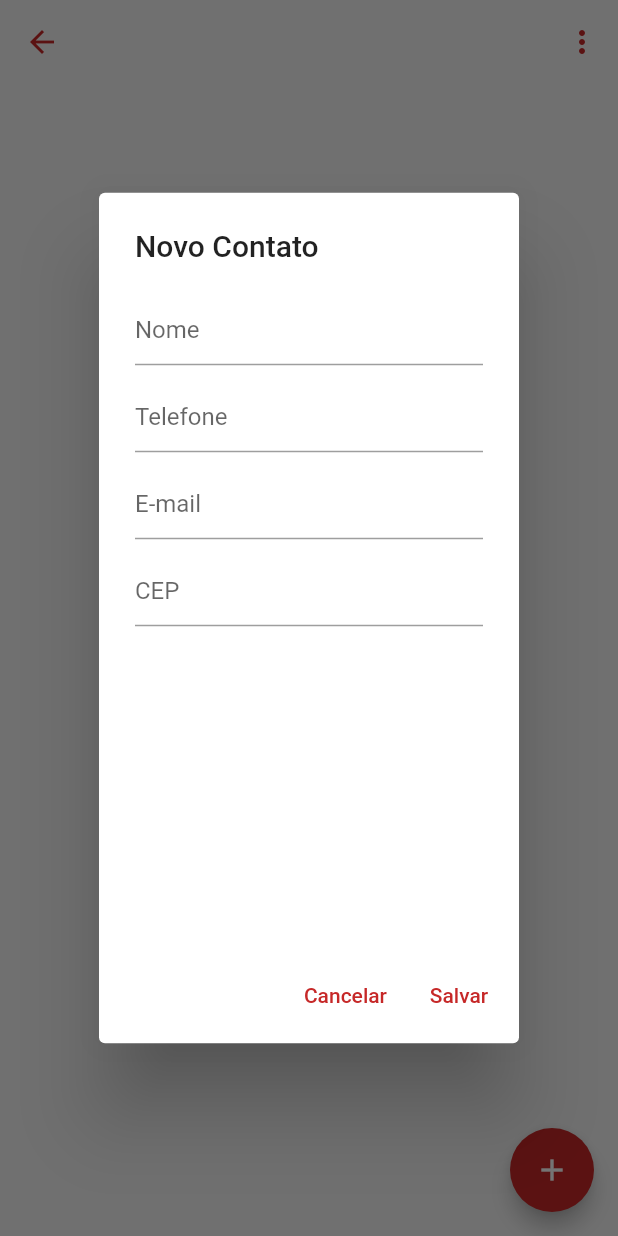
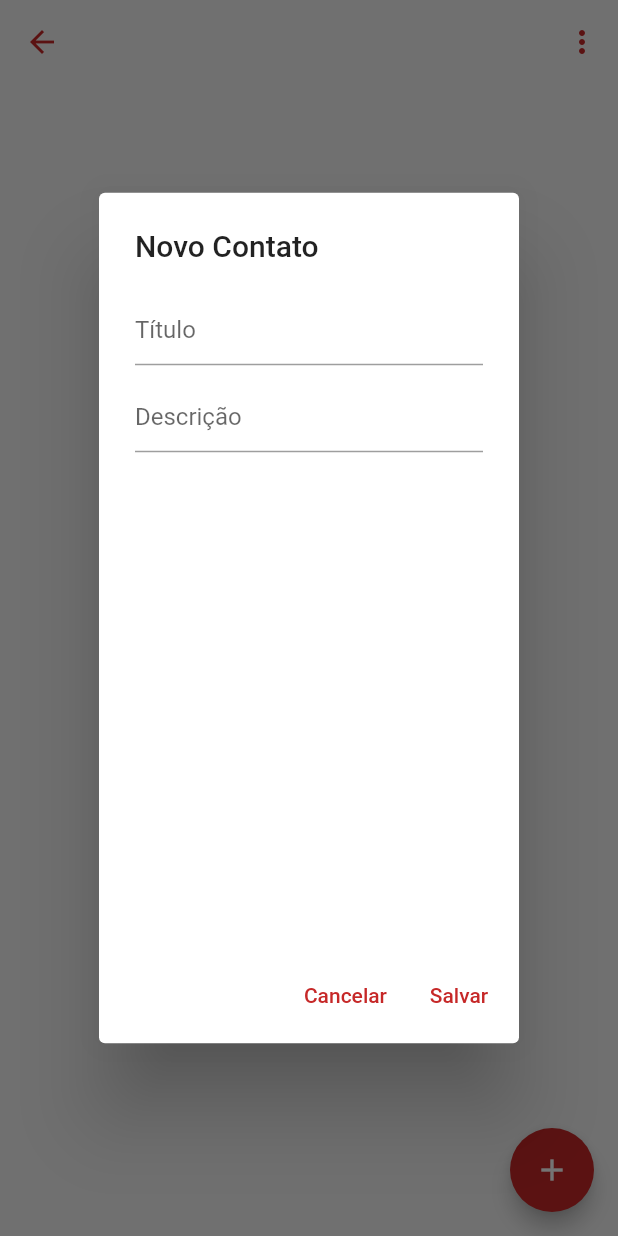
Before and after one commit to analaurafernandes/lumini, a Flutter app: the Home screen opened by its route, after a tap on the "add" icon, on a phone screen of 412 x 824 dp. Run offline on Flutter 3.47's test engine with Material 2 defaults, Android fonts, the phone set to English and light mode, and no system bars; our stand-ins replace cloud_firestore, firebase_auth, firebase_core, flutter_datetime_picker, googleapis_auth, image_picker; missing offline and left inert: googleapis; accounts and stored records are empty.

Commit message:
Continuação da tela de ideias

```diff
--- a/lib/home.dart
+++ b/lib/home.dart
@@ -6,7 +6,7 @@ import 'login.dart';
 import 'cadastro.dart';
 import 'package:http/http.dart' as http;
 import 'package:intl/intl.dart';
-//import 'detalhamento_contato.dart';
+import 'detalhamento.dart';
 
 class Home extends StatefulWidget {
   @override
@@ -83,7 +83,7 @@ class _Home extends State<Home> {
           }
           if (snapshot.data.docs.length == 0){
             return Center(
-                child: Text('A agenda não possui contatos ainda.')
+                child: Text('Você ainda não postou as suas ideias!')
             );
           }
           return ListView.builder(
@@ -115,11 +115,11 @@ class _Home extends State<Home> {
                       //spacing: 2,
                         children: <Widget>[
                           IconButton(
-                            icon: Icon(Icons.account_circle),
-                            onPressed: () => null/*Navigator.push(
+                            icon: Icon(Icons.navigate_next),
+                            onPressed: () => Navigator.push(
                               context,
-                              MaterialPageRoute(builder: (context) => Detalhamento(id: item['nome'])),
-                            ),*/
+                              MaterialPageRoute(builder: (context) => Detalhamento(id: item['id'])),
+                            ),
                           ),
                           /*IconButton(
                             icon: Icon(Icons.edit_outlined),
--- a/lib/utilitarios.dart
+++ b/lib/utilitarios.dart
@@ -3,6 +3,7 @@ import 'package:cloud_firestore/cloud_firestore.dart';
 import 'package:firebase_auth/firebase_auth.dart';
 import 'package:http/http.dart' as http;
 import 'dart:convert';
+import 'dart:math';
 import 'package:flutter_datetime_picker/flutter_datetime_picker.dart';
 import 'package:intl/intl.dart';
 import "package:googleapis_auth/auth_io.dart";
@@ -39,10 +40,8 @@ botaoGenerico(texto, BuildContext context, rota){
 
 modalCreate(BuildContext context, String op, QueryDocumentSnapshot<Object> doc){
   var form = GlobalKey<FormState>();
-  var nome = TextEditingController();
-  var email = TextEditingController();
-  var telefone = TextEditingController();
-  var cep = TextEditingController();
+  var descricao = TextEditingController();
+  var titulo = TextEditingController();
 
   return showDialog(
       context: context,
@@ -56,9 +55,9 @@ modalCreate(BuildContext context, String op, QueryDocumentSnapshot<Object> doc){
               child: Column(
                 children: <Widget>[
                   TextFormField(
-                    controller: nome,
+                    controller: titulo,
                     decoration: InputDecoration(
-                      hintText: 'Nome',
+                      hintText: 'Título',
                       border: UnderlineInputBorder(
                           borderSide: BorderSide(
                               color: Colors.red[800]
@@ -74,45 +73,9 @@ modalCreate(BuildContext context, String op, QueryDocumentSnapshot<Object> doc){
                   ),
                   SizedBox(height: 10),
                   TextFormField(
-                    controller: telefone,
+                    controller: descricao,
                     decoration: InputDecoration(
-                      hintText: 'Telefone',
-                      border: UnderlineInputBorder(
-                          borderSide: BorderSide(
-                              color: Colors.red[800]
-                          )
-                      ),
-                    ),
-                    validator: (value){
-                      if(value.isEmpty){
-                        return 'Campo de preenchimento obrigatório';
-                      }
-                      return null;
-                    },
-                  ),
-                  SizedBox(height: 10),
-                  TextFormField(
-                    controller: email,
-                    decoration: InputDecoration(
-                      hintText: 'E-mail',
-                      border: UnderlineInputBorder(
-                          borderSide: BorderSide(
-                              color: Colors.red[800]
-                          )
-                      ),
-                    ),
-                    validator: (value){
-                      if(value.isEmpty){
-                        return 'Campo de preenchimento obrigatório';
-                      }
-                      return null;
-                    },
-                  ),
-                  SizedBox(height: 10),
-                  TextFormField(
-                    controller: cep,
-                    decoration: InputDecoration(
-                      hintText: 'CEP',
+                      hintText: 'Descrição',
                       border: UnderlineInputBorder(
                           borderSide: BorderSide(
                               color: Colors.red[800]
@@ -140,18 +103,16 @@ modalCreate(BuildContext context, String op, QueryDocumentSnapshot<Object> doc){
             ),
             TextButton(
                 onPressed: () async{
-                  var endereco = await _recuperaCep(cep.text);
+                  /*var endereco = await _recuperaCep(cep.text);
                   Map<String, dynamic> jsonEndereco = jsonDecode(endereco.body);
                   endereco = "Logradouro: ${jsonEndereco['logradouro']} \n Bairro: ${jsonEndereco['bairro']} \n Localidade: ${jsonEndereco['localidade']}";
-                  print(jsonEndereco);
+                  print(jsonEndereco);*/
                   if(op == 'edit'){
                     if(form.currentState.validate())
                       doc.reference.update({
-                        'cep': cep.text,
-                        'nome': nome.text,
-                        'email': email.text,
-                        'endereco': endereco,
-                        'telefone': telefone.text,
+                        'titulo': titulo.text,
+                        'descricao': descricao.text,
+                        'favorito': false,
                         'status': 'ativo'
                       });
                   }
@@ -159,12 +120,11 @@ modalCreate(BuildContext context, String op, QueryDocumentSnapshot<Object> doc){
                     if(form.currentState.validate()) {
                       await FirebaseFirestore.instance.collection('contatos')
                           .add({
-                        'cep': cep.text,
-                        'nome': nome.text,
-                        'email': email.text,
-                        'endereco': endereco,
-                        'telefone': telefone.text,
-                        'status': 'ativo'
+                        'titulo': titulo.text,
+                        'descricao': descricao.text,
+                        'favorito': false,
+                        'status': 'ativo',
+                        'data': Timestamp.now()
                       });
                     }
                   }
@@ -279,13 +239,15 @@ createUser(BuildContext context, String op, QueryDocumentSnapshot<Object> doc){
                       });
                   }
                   else {
+                    var random = new Random();
                     if (form.currentState.validate()) {
                       await FirebaseFirestore.instance.collection('usuarios')
                           .add({
                         'email': email.text,
                         'login': login.text,
                         'senha': senha.text,
-                        'status': 'ativo'
+                        'status': 'ativo',
+                        'id': random.nextInt(1500000) + 1
                       });
                     }
                   }
```
Also changed, not shown: lib/detalhamento.dart (+214 -0 lines).
